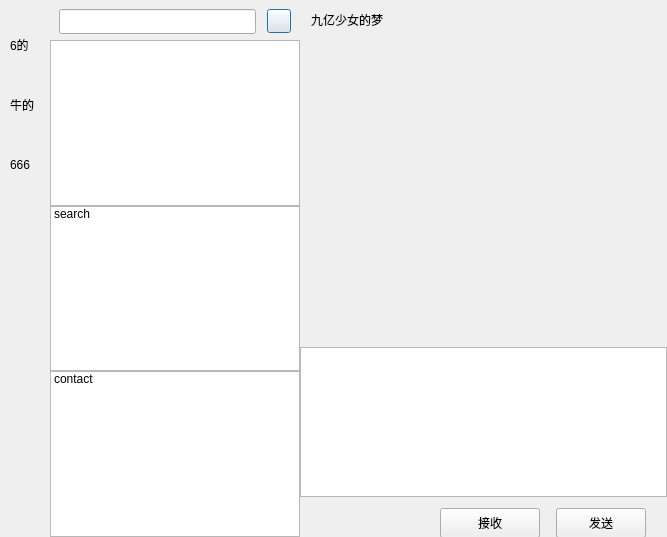
Before: the Qt Designer form ChatClient/Chat.ui in CodeNumberZero/LearningProject, drawn with Qt 5.
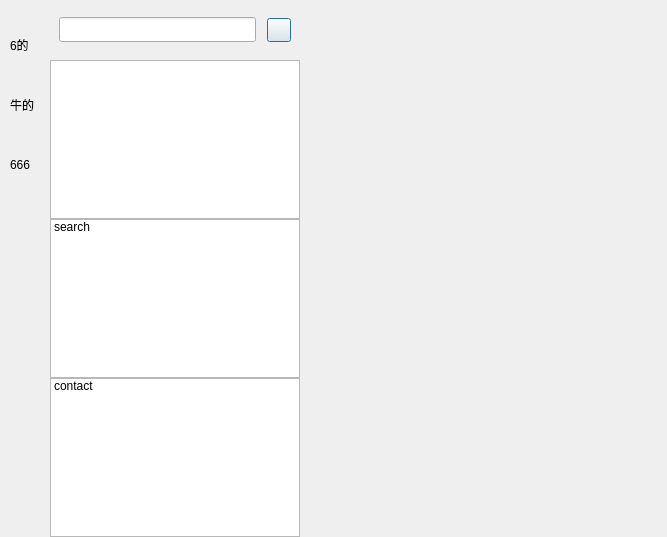
After: the same form once the commit is applied. Custom widgets are drawn as their Qt base class.

The edit to the form file:
```diff
--- a/ChatClient/Chat.ui
+++ b/ChatClient/Chat.ui
@@ -191,13 +191,13 @@
         <property name="minimumSize">
          <size>
           <width>0</width>
-          <height>40</height>
+          <height>60</height>
          </size>
         </property>
         <property name="maximumSize">
          <size>
           <width>16777215</width>
-          <height>40</height>
+          <height>60</height>
          </size>
         </property>
         <layout class="QHBoxLayout" name="horizontalLayout_2">
@@ -295,288 +295,12 @@
     </widget>
    </item>
    <item>
-    <widget class="QWidget" name="chat_data" native="true">
-     <layout class="QVBoxLayout" name="verticalLayout_4">
-      <property name="spacing">
-       <number>0</number>
-      </property>
-      <property name="leftMargin">
-       <number>0</number>
-      </property>
-      <property name="topMargin">
-       <number>0</number>
-      </property>
-      <property name="rightMargin">
-       <number>0</number>
-      </property>
-      <property name="bottomMargin">
-       <number>0</number>
-      </property>
-      <item>
-       <widget class="QWidget" name="title" native="true">
-        <property name="minimumSize">
-         <size>
-          <width>0</width>
-          <height>40</height>
-         </size>
-        </property>
-        <property name="maximumSize">
-         <size>
-          <width>16777215</width>
-          <height>40</height>
-         </size>
-        </property>
-        <layout class="QVBoxLayout" name="verticalLayout_5">
-         <item>
-          <widget class="QWidget" name="widget_2" native="true">
-           <layout class="QHBoxLayout" name="horizontalLayout_4">
-            <property name="leftMargin">
-             <number>0</number>
-            </property>
-            <property name="topMargin">
-             <number>0</number>
-            </property>
-            <property name="rightMargin">
-             <number>0</number>
-            </property>
-            <property name="bottomMargin">
-             <number>0</number>
-            </property>
-            <item>
-             <widget class="QLabel" name="title_label">
-              <property name="text">
-               <string>九亿少女的梦</string>
-              </property>
-             </widget>
-            </item>
-           </layout>
-          </widget>
-         </item>
-        </layout>
-       </widget>
-      </item>
-      <item>
-       <widget class="QWidget" name="chat_area" native="true"/>
-      </item>
-      <item>
-       <widget class="QWidget" name="tool_bar" native="true">
-        <property name="minimumSize">
-         <size>
-          <width>0</width>
-          <height>40</height>
-         </size>
-        </property>
-        <property name="maximumSize">
-         <size>
-          <width>16777215</width>
-          <height>40</height>
-         </size>
-        </property>
-        <layout class="QHBoxLayout" name="horizontalLayout_3">
-         <item>
-          <spacer name="horizontalSpacer_3">
-           <property name="orientation">
-            <enum>Qt::Orientation::Horizontal</enum>
-           </property>
-           <property name="sizeType">
-            <enum>QSizePolicy::Policy::Fixed</enum>
-           </property>
-           <property name="sizeHint" stdset="0">
-            <size>
-             <width>5</width>
-             <height>20</height>
-            </size>
-           </property>
-          </spacer>
-         </item>
-         <item>
-          <widget class="QLabel" name="emote_label">
-           <property name="minimumSize">
-            <size>
-             <width>25</width>
-             <height>25</height>
-            </size>
-           </property>
-           <property name="maximumSize">
-            <size>
-             <width>25</width>
-             <height>25</height>
-            </size>
-           </property>
-           <property name="text">
-            <string/>
-           </property>
-          </widget>
-         </item>
-         <item>
-          <spacer name="horizontalSpacer_4">
-           <property name="orientation">
-            <enum>Qt::Orientation::Horizontal</enum>
-           </property>
-           <property name="sizeType">
-            <enum>QSizePolicy::Policy::Fixed</enum>
-           </property>
-           <property name="sizeHint" stdset="0">
-            <size>
-             <width>5</width>
-             <height>20</height>
-            </size>
-           </property>
-          </spacer>
-         </item>
-         <item>
-          <widget class="QLabel" name="label_2">
-           <property name="minimumSize">
-            <size>
-             <width>25</width>
-             <height>25</height>
-            </size>
-           </property>
-           <property name="maximumSize">
-            <size>
-             <width>25</width>
-             <height>25</height>
-            </size>
-           </property>
-           <property name="text">
-            <string/>
-           </property>
-          </widget>
-         </item>
-         <item>
-          <spacer name="horizontalSpacer_2">
-           <property name="orientation">
-            <enum>Qt::Orientation::Horizontal</enum>
-           </property>
-           <property name="sizeHint" stdset="0">
-            <size>
-             <width>40</width>
-             <height>20</height>
-            </size>
-           </property>
-          </spacer>
-         </item>
-        </layout>
-       </widget>
-      </item>
-      <item>
-       <widget class="QTextEdit" name="chat_textEdit">
-        <property name="minimumSize">
-         <size>
-          <width>0</width>
-          <height>150</height>
-         </size>
-        </property>
-        <property name="maximumSize">
-         <size>
-          <width>16777215</width>
-          <height>150</height>
-         </size>
-        </property>
-       </widget>
-      </item>
-      <item>
-       <widget class="QWidget" name="widget_5" native="true">
-        <property name="minimumSize">
-         <size>
-          <width>0</width>
-          <height>40</height>
-         </size>
-        </property>
-        <property name="maximumSize">
-         <size>
-          <width>16777215</width>
-          <height>40</height>
-         </size>
-        </property>
-        <layout class="QHBoxLayout" name="horizontalLayout_5">
-         <item>
-          <spacer name="horizontalSpacer_5">
-           <property name="orientation">
-            <enum>Qt::Orientation::Horizontal</enum>
-           </property>
-           <property name="sizeHint" stdset="0">
-            <size>
-             <width>40</width>
-             <height>20</height>
-            </size>
-           </property>
-          </spacer>
-         </item>
-         <item>
-          <widget class="QPushButton" name="recive_Button">
-           <property name="minimumSize">
-            <size>
-             <width>100</width>
-             <height>30</height>
-            </size>
-           </property>
-           <property name="maximumSize">
-            <size>
-             <width>100</width>
-             <height>30</height>
-            </size>
-           </property>
-           <property name="text">
-            <string>接收</string>
-           </property>
-          </widget>
-         </item>
-         <item>
-          <spacer name="horizontalSpacer_7">
-           <property name="orientation">
-            <enum>Qt::Orientation::Horizontal</enum>
-           </property>
-           <property name="sizeType">
-            <enum>QSizePolicy::Policy::Fixed</enum>
-           </property>
-           <property name="sizeHint" stdset="0">
-            <size>
-             <width>10</width>
-             <height>20</height>
-            </size>
-           </property>
-          </spacer>
-         </item>
-         <item>
-          <widget class="QPushButton" name="pushButton_2">
-           <property name="minimumSize">
-            <size>
-             <width>90</width>
-             <height>30</height>
-            </size>
-           </property>
-           <property name="maximumSize">
-            <size>
-             <width>90</width>
-             <height>30</height>
-            </size>
-           </property>
-           <property name="text">
-            <string>发送</string>
-           </property>
-          </widget>
-         </item>
-         <item>
-          <spacer name="horizontalSpacer_6">
-           <property name="orientation">
-            <enum>Qt::Orientation::Horizontal</enum>
-           </property>
-           <property name="sizeType">
-            <enum>QSizePolicy::Policy::Fixed</enum>
-           </property>
-           <property name="sizeHint" stdset="0">
-            <size>
-             <width>10</width>
-             <height>20</height>
-            </size>
-           </property>
-          </spacer>
-         </item>
-        </layout>
-       </widget>
-      </item>
-     </layout>
+    <widget class="QStackedWidget" name="stackedWidget">
+     <property name="currentIndex">
+      <number>0</number>
+     </property>
+     <widget class="ChatPage" name="chat_page"/>
+     <widget class="QWidget" name="friend_apply_page"/>
     </widget>
    </item>
   </layout>
@@ -598,6 +322,12 @@
    <extends>QListWidget</extends>
    <header location="global">chatuserlist.h</header>
   </customwidget>
+  <customwidget>
+   <class>ChatPage</class>
+   <extends>QWidget</extends>
+   <header location="global">chatpage.h</header>
+   <container>1</container>
+  </customwidget>
  </customwidgets>
  <resources/>
  <connections/>
```
